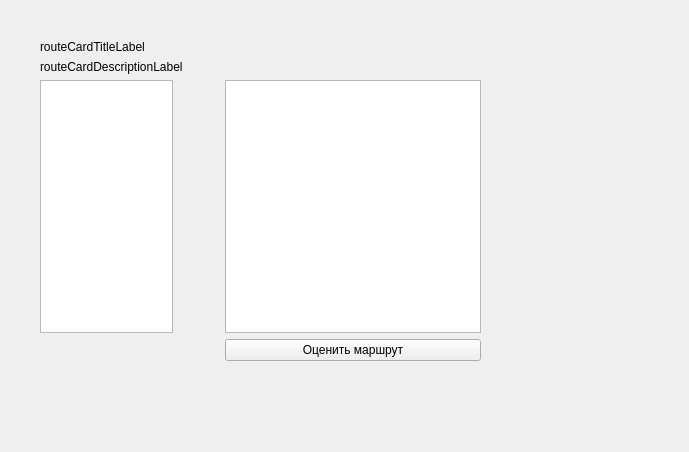
thebefast6239/travel_exam, file route_card_window.ui: the form before one commit.
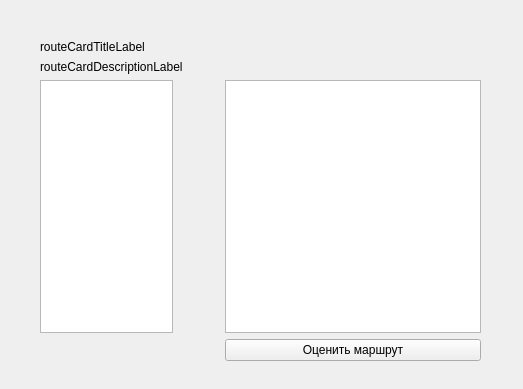
The form after the commit.

The edit to the form file:
```diff
--- a/route_card_window.ui
+++ b/route_card_window.ui
@@ -6,8 +6,8 @@
    <rect>
     <x>0</x>
     <y>0</y>
-    <width>689</width>
-    <height>452</height>
+    <width>523</width>
+    <height>389</height>
    </rect>
   </property>
   <property name="windowTitle">
```
